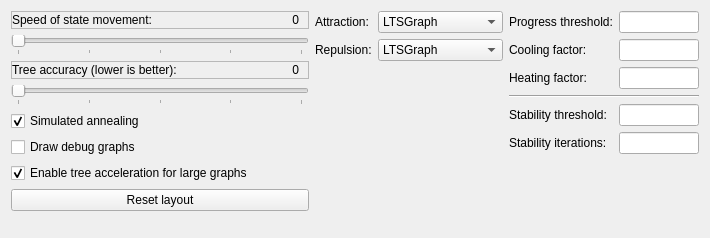
mCRL2org/mCRL2, file tools/release/ltsgraph/advancedspringlayoutdialog.ui: the form before one commit.
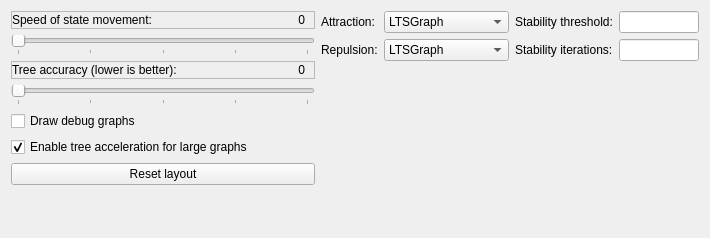
The form after the commit.

Commit message:
Removed simulated annealing.
Removed the possibility to apply simulated annealing as
it did not have any use anymore.

Diff of the .ui file:
```diff
--- a/tools/release/ltsgraph/advancedspringlayoutdialog.ui
+++ b/tools/release/ltsgraph/advancedspringlayoutdialog.ui
@@ -142,16 +142,6 @@
        </property>
       </widget>
      </item>
-     <item>
-      <widget class="QCheckBox" name="chk_annealing">
-       <property name="text">
-        <string>Simulated annealing</string>
-       </property>
-       <property name="checked">
-        <bool>true</bool>
-       </property>
-      </widget>
-     </item>
      <item>
       <widget class="QCheckBox" name="chk_debugDraw">
        <property name="text">
@@ -285,130 +275,6 @@
    </item>
    <item>
     <layout class="QVBoxLayout" name="verticalLayout_3">
-     <item>
-      <layout class="QHBoxLayout" name="horizontalLayout_10">
-       <item>
-        <widget class="QLabel" name="lbl_progress_threshold">
-         <property name="sizePolicy">
-          <sizepolicy hsizetype="Preferred" vsizetype="Fixed">
-           <horstretch>0</horstretch>
-           <verstretch>0</verstretch>
-          </sizepolicy>
-         </property>
-         <property name="text">
-          <string>Progress threshold:</string>
-         </property>
-        </widget>
-       </item>
-       <item>
-        <widget class="QLineEdit" name="txt_progress_threshold">
-         <property name="sizePolicy">
-          <sizepolicy hsizetype="Minimum" vsizetype="Fixed">
-           <horstretch>0</horstretch>
-           <verstretch>0</verstretch>
-          </sizepolicy>
-         </property>
-         <property name="minimumSize">
-          <size>
-           <width>80</width>
-           <height>0</height>
-          </size>
-         </property>
-         <property name="maximumSize">
-          <size>
-           <width>80</width>
-           <height>16777215</height>
-          </size>
-         </property>
-        </widget>
-       </item>
-      </layout>
-     </item>
-     <item>
-      <layout class="QHBoxLayout" name="horizontalLayout_9">
-       <item>
-        <widget class="QLabel" name="lbl_cooling_factor">
-         <property name="sizePolicy">
-          <sizepolicy hsizetype="Preferred" vsizetype="Fixed">
-           <horstretch>0</horstretch>
-           <verstretch>0</verstretch>
-          </sizepolicy>
-         </property>
-         <property name="text">
-          <string>Cooling factor:</string>
-         </property>
-        </widget>
-       </item>
-       <item>
-        <widget class="QLineEdit" name="txt_cooling_factor">
-         <property name="sizePolicy">
-          <sizepolicy hsizetype="Minimum" vsizetype="Fixed">
-           <horstretch>0</horstretch>
-           <verstretch>0</verstretch>
-          </sizepolicy>
-         </property>
-         <property name="minimumSize">
-          <size>
-           <width>80</width>
-           <height>0</height>
-          </size>
-         </property>
-         <property name="maximumSize">
-          <size>
-           <width>80</width>
-           <height>16777215</height>
-          </size>
-         </property>
-        </widget>
-       </item>
-      </layout>
-     </item>
-     <item>
-      <layout class="QHBoxLayout" name="horizontalLayout_8">
-       <item>
-        <widget class="QLabel" name="lbl_heating_factor">
-         <property name="sizePolicy">
-          <sizepolicy hsizetype="Preferred" vsizetype="Fixed">
-           <horstretch>0</horstretch>
-           <verstretch>0</verstretch>
-          </sizepolicy>
-         </property>
-         <property name="text">
-          <string>Heating factor:</string>
-         </property>
-        </widget>
-       </item>
-       <item>
-        <widget class="QLineEdit" name="txt_heating_factor">
-         <property name="sizePolicy">
-          <sizepolicy hsizetype="Minimum" vsizetype="Fixed">
-           <horstretch>0</horstretch>
-           <verstretch>0</verstretch>
-          </sizepolicy>
-         </property>
-         <property name="minimumSize">
-          <size>
-           <width>80</width>
-           <height>0</height>
-          </size>
-         </property>
-         <property name="maximumSize">
-          <size>
-           <width>80</width>
-           <height>16777215</height>
-          </size>
-         </property>
-        </widget>
-       </item>
-      </layout>
-     </item>
-     <item>
-      <widget class="Line" name="line">
-       <property name="orientation">
-        <enum>Qt::Horizontal</enum>
-       </property>
-      </widget>
-     </item>
      <item>
       <layout class="QHBoxLayout" name="horizontalLayout_7">
        <item>
```
The commit also changes 5 other files.
